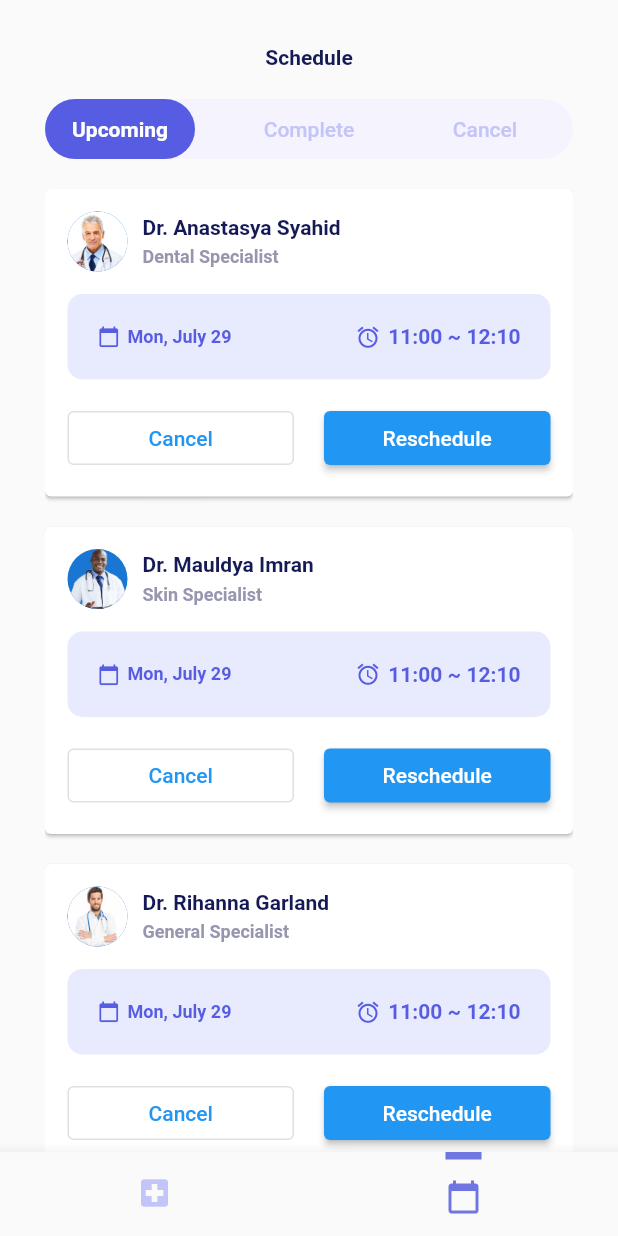
After one commit to devhyunjae/doctor-appointment-app, a Flutter app: the screen it shows after launch, scrolled down 287 dp, after a tap on "Dr.Muhammed Syahid", on a phone screen of 412 x 824 dp. The commit adds this screen. Run offline on Flutter 3.47's test engine with Material 2 defaults, Android fonts, the phone set to English and light mode, and no system bars; our stand-ins replace flutter_map, latlong2.

Commit message:
Add ScheduleTab screen

```diff
--- a/lib/colors.dart
+++ b/lib/colors.dart
@@ -1,11 +1,11 @@
 class MyColors {
   static int header01 = 0xff151a56;
-  static int primary = 0xFF575de3;
+  static int primary = 0xff575de3;
   static int purple01 = 0xff918fa5;
   static int purple02 = 0xff6b6e97;
   static int yellow01 = 0xffeaa63b;
   static int yellow02 = 0xfff29b2b;
-  static int bg = 0xFFf5f3fe;
+  static int bg = 0xfff5f3fe;
   static int bg01 = 0xff6f75e1;
   static int bg02 = 0xffc3c5f8;
   static int bg03 = 0xffe8eafe;
--- a/lib/main.dart
+++ b/lib/main.dart
@@ -1,7 +1,7 @@
 import 'package:flutter/material.dart';
 import 'package:medicare/colors.dart';
 import 'package:medicare/tabs/HomeTab.dart';
-// import 'package:medicare/widgets/DoctorDetail.dart';
+import 'package:medicare/tabs/ScheduleTab.dart';
 import 'package:medicare/widgets/SliverDoctorDetail.dart';
 
 void main() {
@@ -40,15 +40,27 @@ class Home extends StatefulWidget {
 
 class _HomeState extends State<Home> {
   int _selectedIndex = 0;
+  void goToSchedule() {
+    setState(() {
+      _selectedIndex = 1;
+    });
+  }
 
   @override
   Widget build(BuildContext context) {
     List<Widget> screens = [
-      HomeTab(),
-      Text('WIP'),
+      HomeTab(
+        onPressedScheduleCard: goToSchedule,
+      ),
+      ScheduleTab(),
     ];
 
     return Scaffold(
+      appBar: AppBar(
+        backgroundColor: Color(MyColors.primary),
+        elevation: 0,
+        toolbarHeight: 0,
+      ),
       body: SafeArea(
         child: screens[_selectedIndex],
       ),
--- a/lib/styles.dart
+++ b/lib/styles.dart
@@ -5,3 +5,8 @@ TextStyle kTitleStyle = TextStyle(
   color: Color(MyColors.header01),
   fontWeight: FontWeight.bold,
 );
+
+TextStyle kFilterStyle = TextStyle(
+  color: Color(MyColors.bg02),
+  fontWeight: FontWeight.w500,
+);
--- a/lib/tabs/HomeTab.dart
+++ b/lib/tabs/HomeTab.dart
@@ -26,16 +26,24 @@ List<Map> doctors = [
 ];
 
 class HomeTab extends StatelessWidget {
-  const HomeTab({Key? key}) : super(key: key);
+  final void Function() onPressedScheduleCard;
+
+  const HomeTab({
+    Key? key,
+    required this.onPressedScheduleCard,
+  }) : super(key: key);
 
   @override
   Widget build(BuildContext context) {
     return GestureDetector(
       onTap: () => FocusScope.of(context).unfocus(),
       child: Container(
-        padding: EdgeInsets.symmetric(horizontal: 30, vertical: 20),
+        padding: EdgeInsets.symmetric(horizontal: 30),
         child: ListView(
           children: [
+            SizedBox(
+              height: 20,
+            ),
             UserIntro(),
             SizedBox(
               height: 10,
@@ -70,7 +78,9 @@ class HomeTab extends StatelessWidget {
             SizedBox(
               height: 20,
             ),
-            AppointmentCard(),
+            AppointmentCard(
+              onTap: onPressedScheduleCard,
+            ),
             SizedBox(
               height: 20,
             ),
@@ -179,8 +189,11 @@ class TopDoctorCard extends StatelessWidget {
 }
 
 class AppointmentCard extends StatelessWidget {
+  final void Function() onTap;
+
   const AppointmentCard({
     Key? key,
+    required this.onTap,
   }) : super(key: key);
 
   @override
@@ -188,12 +201,17 @@ class AppointmentCard extends StatelessWidget {
     return Column(
       children: [
         Container(
-          padding: EdgeInsets.all(20),
           width: double.infinity,
           decoration: BoxDecoration(
             color: Color(MyColors.primary),
             borderRadius: BorderRadius.circular(10),
           ),
+          child: Material(
+            color: Colors.transparent,
+            child: InkWell(
+              onTap: onTap,
+              child: Padding(
+                padding: const EdgeInsets.all(20),
                 child: Column(
                   children: [
                     Row(
@@ -226,6 +244,9 @@ class AppointmentCard extends StatelessWidget {
                     ),
                     ScheduleCard(),
                   ],
+                ),
+              ),
+            ),
           ),
         ),
         Container(
--- /dev/null
+++ b/lib/tabs/ScheduleTab.dart
@@ -0,0 +1,308 @@
+import 'package:flutter/material.dart';
+import 'package:medicare/colors.dart';
+import 'package:medicare/styles.dart';
+import 'package:medicare/tabs/HomeTab.dart';
+
+class ScheduleTab extends StatefulWidget {
+  const ScheduleTab({Key? key}) : super(key: key);
+
+  @override
+  State<ScheduleTab> createState() => _ScheduleTabState();
+}
+
+enum FilterStatus { Upcoming, Complete, Cancel }
+
+List<Map> schedules = [
+  {
+    'img': 'assets/doctor01.jpeg',
+    'doctorName': 'Dr. Anastasya Syahid',
+    'doctorTitle': 'Dental Specialist',
+    'reservedDate': 'Monday, Aug 29',
+    'reservedTime': '11:00 - 12:00',
+    'status': FilterStatus.Upcoming
+  },
+  {
+    'img': 'assets/doctor02.png',
+    'doctorName': 'Dr. Mauldya Imran',
+    'doctorTitle': 'Skin Specialist',
+    'reservedDate': 'Monday, Sep 29',
+    'reservedTime': '11:00 - 12:00',
+    'status': FilterStatus.Upcoming
+  },
+  {
+    'img': 'assets/doctor03.jpeg',
+    'doctorName': 'Dr. Rihanna Garland',
+    'doctorTitle': 'General Specialist',
+    'reservedDate': 'Monday, Jul 29',
+    'reservedTime': '11:00 - 12:00',
+    'status': FilterStatus.Upcoming
+  },
+  {
+    'img': 'assets/doctor04.jpeg',
+    'doctorName': 'Dr. John Doe',
+    'doctorTitle': 'Something Specialist',
+    'reservedDate': 'Monday, Jul 29',
+    'reservedTime': '11:00 - 12:00',
+    'status': FilterStatus.Complete
+  },
+  {
+    'img': 'assets/doctor05.jpeg',
+    'doctorName': 'Dr. Sam Smithh',
+    'doctorTitle': 'Other Specialist',
+    'reservedDate': 'Monday, Jul 29',
+    'reservedTime': '11:00 - 12:00',
+    'status': FilterStatus.Cancel
+  },
+  {
+    'img': 'assets/doctor05.jpeg',
+    'doctorName': 'Dr. Sam Smithh',
+    'doctorTitle': 'Other Specialist',
+    'reservedDate': 'Monday, Jul 29',
+    'reservedTime': '11:00 - 12:00',
+    'status': FilterStatus.Cancel
+  },
+];
+
+class _ScheduleTabState extends State<ScheduleTab> {
+  FilterStatus status = FilterStatus.Upcoming;
+  Alignment _alignment = Alignment.centerLeft;
+
+  @override
+  Widget build(BuildContext context) {
+    List<Map> filteredSchedules = schedules.where((var schedule) {
+      return schedule['status'] == status;
+    }).toList();
+
+    return Scaffold(
+      body: Padding(
+        padding: const EdgeInsets.only(left: 30, top: 30, right: 30),
+        child: Column(
+          crossAxisAlignment: CrossAxisAlignment.stretch,
+          children: [
+            Text(
+              'Schedule',
+              textAlign: TextAlign.center,
+              style: kTitleStyle,
+            ),
+            SizedBox(
+              height: 20,
+            ),
+            Stack(
+              children: [
+                Container(
+                  width: double.infinity,
+                  height: 40,
+                  decoration: BoxDecoration(
+                    color: Color(MyColors.bg),
+                    borderRadius: BorderRadius.circular(20),
+                  ),
+                  child: Row(
+                    mainAxisAlignment: MainAxisAlignment.spaceBetween,
+                    children: [
+                      for (FilterStatus filterStatus in FilterStatus.values)
+                        Expanded(
+                          child: GestureDetector(
+                            onTap: () {
+                              setState(() {
+                                if (filterStatus == FilterStatus.Upcoming) {
+                                  status = FilterStatus.Upcoming;
+                                  _alignment = Alignment.centerLeft;
+                                } else if (filterStatus ==
+                                    FilterStatus.Complete) {
+                                  status = FilterStatus.Complete;
+                                  _alignment = Alignment.center;
+                                } else if (filterStatus ==
+                                    FilterStatus.Cancel) {
+                                  status = FilterStatus.Cancel;
+                                  _alignment = Alignment.centerRight;
+                                }
+                              });
+                            },
+                            child: Center(
+                              child: Text(
+                                filterStatus.name,
+                                style: kFilterStyle,
+                              ),
+                            ),
+                          ),
+                        ),
+                    ],
+                  ),
+                ),
+                AnimatedAlign(
+                  duration: Duration(milliseconds: 200),
+                  alignment: _alignment,
+                  child: Container(
+                    width: 100,
+                    height: 40,
+                    decoration: BoxDecoration(
+                      color: Color(MyColors.primary),
+                      borderRadius: BorderRadius.circular(20),
+                    ),
+                    child: Center(
+                      child: Text(
+                        status.name,
+                        style: TextStyle(
+                          color: Colors.white,
+                          fontWeight: FontWeight.bold,
+                        ),
+                      ),
+                    ),
+                  ),
+                )
+              ],
+            ),
+            SizedBox(
+              height: 20,
+            ),
+            Expanded(
+              child: ListView.builder(
+                itemCount: filteredSchedules.length,
+                itemBuilder: (context, index) {
+                  var _schedule = filteredSchedules[index];
+                  bool isLastElement = filteredSchedules.length + 1 == index;
+                  return Card(
+                    margin: !isLastElement
+                        ? EdgeInsets.only(bottom: 20)
+                        : EdgeInsets.zero,
+                    child: Padding(
+                      padding: EdgeInsets.all(15),
+                      child: Column(
+                        crossAxisAlignment: CrossAxisAlignment.stretch,
+                        children: [
+                          Row(
+                            children: [
+                              CircleAvatar(
+                                backgroundImage: AssetImage(_schedule['img']),
+                              ),
+                              SizedBox(
+                                width: 10,
+                              ),
+                              Column(
+                                crossAxisAlignment: CrossAxisAlignment.start,
+                                children: [
+                                  Text(
+                                    _schedule['doctorName'],
+                                    style: TextStyle(
+                                      color: Color(MyColors.header01),
+                                      fontWeight: FontWeight.w700,
+                                    ),
+                                  ),
+                                  SizedBox(
+                                    height: 5,
+                                  ),
+                                  Text(
+                                    _schedule['doctorTitle'],
+                                    style: TextStyle(
+                                      color: Color(MyColors.grey02),
+                                      fontSize: 12,
+                                      fontWeight: FontWeight.w600,
+                                    ),
+                                  ),
+                                ],
+                              ),
+                            ],
+                          ),
+                          SizedBox(
+                            height: 15,
+                          ),
+                          DateTimeCard(),
+                          SizedBox(
+                            height: 15,
+                          ),
+                          Row(
+                            mainAxisAlignment: MainAxisAlignment.spaceBetween,
+                            children: [
+                              Expanded(
+                                child: OutlinedButton(
+                                  child: Text('Cancel'),
+                                  onPressed: () {},
+                                ),
+                              ),
+                              SizedBox(
+                                width: 20,
+                              ),
+                              Expanded(
+                                child: ElevatedButton(
+                                  child: Text('Reschedule'),
+                                  onPressed: () => {},
+                                ),
+                              )
+                            ],
+                          )
+                        ],
+                      ),
+                    ),
+                  );
+                },
+              ),
+            )
+          ],
+        ),
+      ),
+    );
+  }
+}
+
+class DateTimeCard extends StatelessWidget {
+  const DateTimeCard({
+    Key? key,
+  }) : super(key: key);
+
+  @override
+  Widget build(BuildContext context) {
+    return Container(
+      decoration: BoxDecoration(
+        color: Color(MyColors.bg03),
+        borderRadius: BorderRadius.circular(10),
+      ),
+      width: double.infinity,
+      padding: EdgeInsets.all(20),
+      child: Row(
+        crossAxisAlignment: CrossAxisAlignment.center,
+        mainAxisAlignment: MainAxisAlignment.spaceBetween,
+        children: [
+          Row(
+            children: [
+              Icon(
+                Icons.calendar_today,
+                color: Color(MyColors.primary),
+                size: 15,
+              ),
+              SizedBox(
+                width: 5,
+              ),
+              Text(
+                'Mon, July 29',
+                style: TextStyle(
+                  fontSize: 12,
+                  color: Color(MyColors.primary),
+                  fontWeight: FontWeight.bold,
+                ),
+              ),
+            ],
+          ),
+          Row(
+            children: [
+              Icon(
+                Icons.access_alarm,
+                color: Color(MyColors.primary),
+                size: 17,
+              ),
+              SizedBox(
+                width: 5,
+              ),
+              Text(
+                '11:00 ~ 12:10',
+                style: TextStyle(
+                  color: Color(MyColors.primary),
+                  fontWeight: FontWeight.bold,
+                ),
+              ),
+            ],
+          )
+        ],
+      ),
+    );
+  }
+}
```
Also changed, not shown: pubspec.yaml (+2 -71 lines), assets/doctor04.jpeg (added), assets/doctor05.jpeg (added), pubspec.lock. Lines whose indentation alone changed are shown as unchanged.
